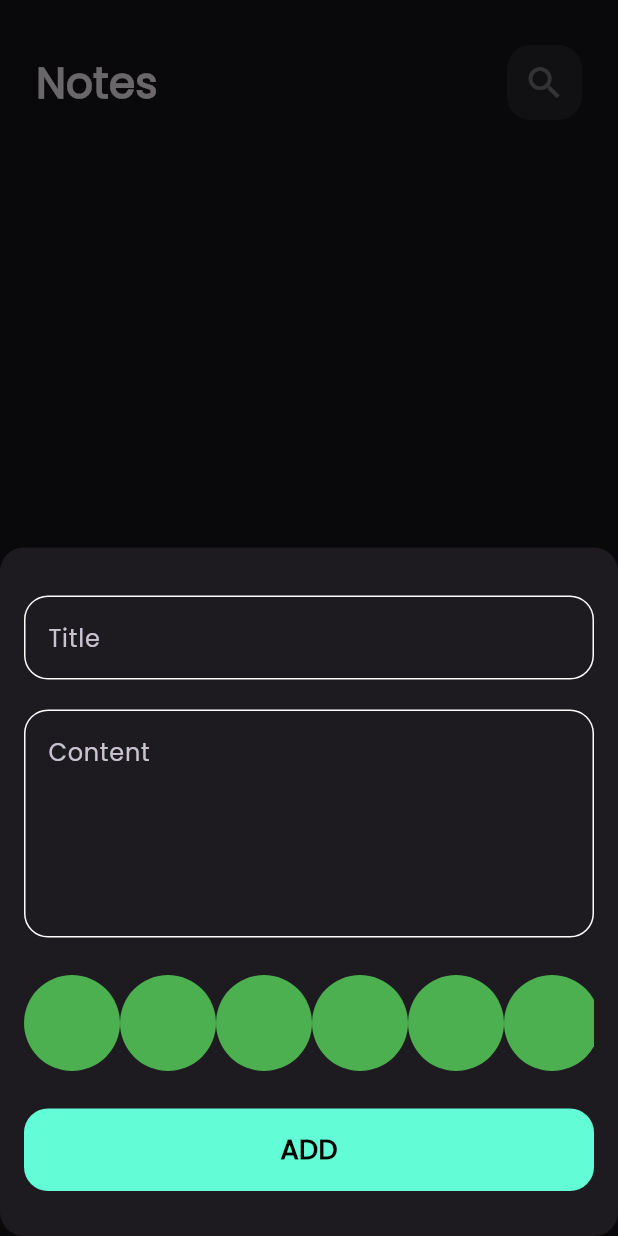
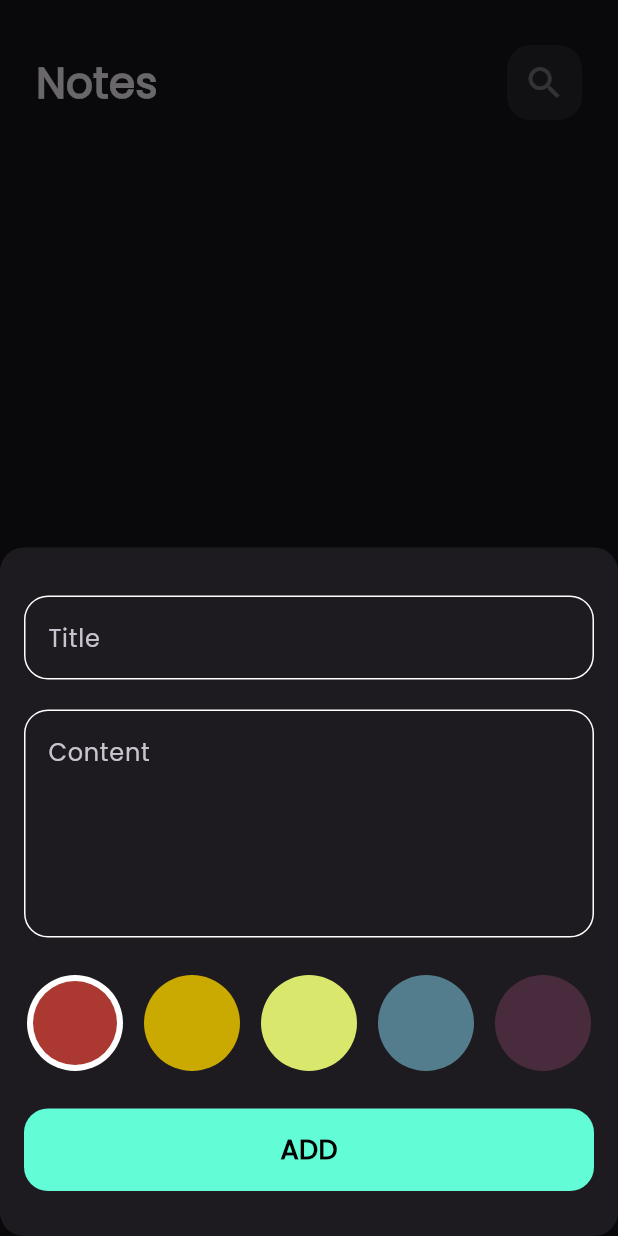
Before and after one commit to mahmoudabdelaziz00/Flutter_Notes_App, a Flutter app: the screen it shows after launch, after a tap on the "add" icon, on a phone screen of 412 x 824 dp. Run offline on Flutter 3.47's test engine with Material 3 defaults, Android fonts, the phone set to English and light mode, and no system bars; our stand-ins replace bloc, flutter_bloc, hive, hive_flutter; accounts and stored records are empty.

Commit message:
create colors list view part two

```diff
--- a/lib/views/widgets/color_item.dart
+++ b/lib/views/widgets/color_item.dart
@@ -1,13 +1,23 @@
 import 'package:flutter/material.dart';
 
 class ColorItem extends StatelessWidget {
-  const ColorItem({super.key});
+  const ColorItem({super.key, required this.isActive, required this.color});
+
+  final bool isActive ;
+  final Color color ;
 
   @override
   Widget build(BuildContext context) {
-    return CircleAvatar(
-      radius: 32,
-      backgroundColor: Colors.green,
+    return isActive ? CircleAvatar(
+      radius: 34,
+      backgroundColor: Colors.white,
+      child: CircleAvatar(
+        radius: 28,
+        backgroundColor: color,
+      ),
+    ) : CircleAvatar(
+      radius: 34,
+      backgroundColor: color,
     );
   }
 }
--- a/lib/views/widgets/colors_list_view.dart
+++ b/lib/views/widgets/colors_list_view.dart
@@ -1,18 +1,49 @@
 import 'package:flutter/material.dart';
 import 'package:notes_app/views/widgets/color_item.dart';
 
-class ColorsListView extends StatelessWidget {
+class ColorsListView extends StatefulWidget {
   const ColorsListView({super.key});
+
+  @override
+  State<ColorsListView> createState() => _ColorsListViewState();
+}
+
+class _ColorsListViewState extends State<ColorsListView> {
+
+  int currentIndex = 0 ;
+
+  List<Color> colors = [
+    Color(0xffac3931),
+    Color(0xffcaa900),
+    Color(0xffd9e76c),
+    Color(0xff537d8d),
+    Color(0xff482c3d),
+    Color(0xff009f1e),
+  ];
 
   @override
   Widget build(BuildContext context) {
     return SizedBox(
       height: 64,
       child: ListView.builder(
-        itemCount: 10,
+        itemCount: colors.length,
         scrollDirection: Axis.horizontal,
             itemBuilder: (context , index){
-              return ColorItem();
+              return Padding(
+                padding: const EdgeInsets.only(right: 10),
+                child: GestureDetector(
+                  onTap: (){
+                    currentIndex = index;
+                    setState(() {
+
+                    });
+                  },
+                  child: ColorItem(
+                    color: colors[index],
+                    isActive: currentIndex == index,
+                  ),
+                ),
+              );
             },
         ),
     );
```
